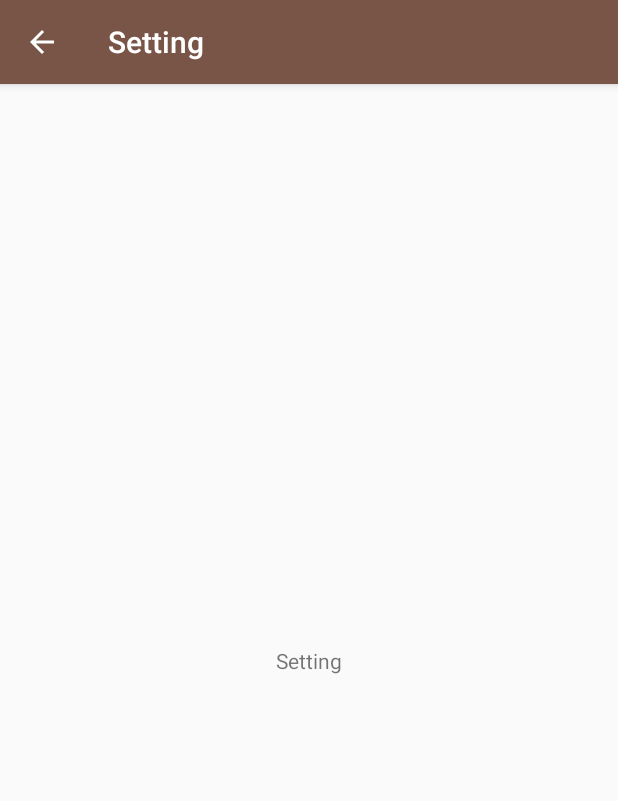
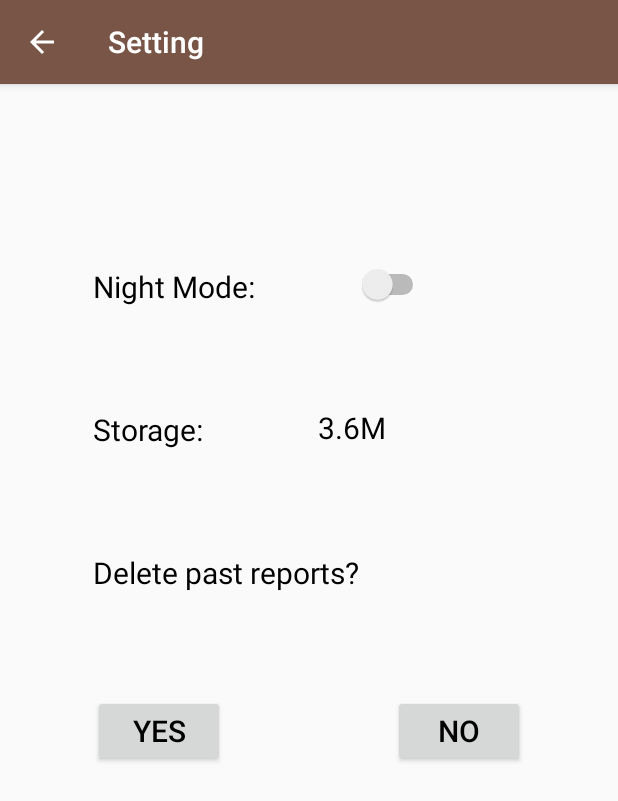
Before and after one commit to Li-X-P/groupProject, an Android app: the SettingActivity screen opened directly, with no data from a screen before it, on a phone screen of 412 x 824 dp. Shown: the top 801 px of the screen. Run offline under Robolectric (Android 15) with nearby library versions, the phone set to English and light mode, and no system bars.

Commit message:
setting 布局完成

```diff
--- a/app/src/main/res/layout/activity_main.xml
+++ b/app/src/main/res/layout/activity_main.xml
@@ -36,8 +36,8 @@
         android:layout_width="wrap_content"
         android:layout_height="match_parent"
         android:background="@color/white"
-        app:itemTextColor="@color/darkgray"
-        app:itemIconTint="@color/darkgray"
+        app:itemTextColor="@color/darkGray"
+        app:itemIconTint="@color/darkGray"
         app:headerLayout="@layout/nav_header_main"
         app:menu="@menu/drawermenu"
         android:layout_gravity ="start">
--- a/app/src/main/res/layout/activity_setting.xml
+++ b/app/src/main/res/layout/activity_setting.xml
@@ -5,14 +5,85 @@
     android:layout_width="match_parent"
     android:layout_height="match_parent"
     tools:context=".SettingActivity">
+
+    <TextView
+        android:id="@+id/tv_nightMode"
+        android:layout_width="wrap_content"
+        android:layout_height="wrap_content"
+        android:layout_marginStart="62dp"
+        android:layout_marginTop="121dp"
+        android:text="@string/nightMode"
+        android:textColor="@color/black"
+        android:textSize="20sp"
+        app:layout_constraintStart_toStartOf="parent"
+        app:layout_constraintTop_toTopOf="parent" />
+
+    <TextView
+        android:id="@+id/tv_storage"
+        android:layout_width="wrap_content"
+        android:layout_height="wrap_content"
+        android:layout_marginStart="62dp"
+        android:layout_marginTop="68dp"
+        android:text="@string/storage"
+        android:textColor="@color/black"
+        android:textSize="20sp"
+        app:layout_constraintStart_toStartOf="parent"
+        app:layout_constraintTop_toBottomOf="@+id/tv_nightMode" />
+
     <TextView
         android:id="@+id/textView5"
         android:layout_width="wrap_content"
         android:layout_height="wrap_content"
-        android:text="Setting"
-        app:layout_constraintBottom_toBottomOf="parent"
+        android:layout_marginStart="76dp"
+        android:layout_marginTop="68dp"
+        android:text="3.6M"
+        android:textColor="@color/black"
+        android:textSize="20sp"
+        app:layout_constraintStart_toEndOf="@+id/tv_storage"
+        app:layout_constraintTop_toBottomOf="@+id/switch_nightMode" />
+
+    <TextView
+        android:id="@+id/textView"
+        android:layout_width="wrap_content"
+        android:layout_height="wrap_content"
+        android:layout_marginStart="62dp"
+        android:layout_marginTop="68dp"
+        android:text="@string/deleteReport"
+        android:textColor="@color/black"
+        android:textSize="20sp"
+        app:layout_constraintStart_toStartOf="parent"
+        app:layout_constraintTop_toBottomOf="@+id/tv_storage" />
+
+    <Switch
+        android:id="@+id/switch_nightMode"
+        android:layout_width="wrap_content"
+        android:layout_height="wrap_content"
+        android:layout_marginStart="68dp"
+        android:layout_marginTop="120dp"
+        app:layout_constraintStart_toEndOf="@+id/tv_nightMode"
+        app:layout_constraintTop_toTopOf="parent" />
+
+    <Button
+        android:id="@+id/button_deleteYes"
+        android:layout_width="wrap_content"
+        android:layout_height="wrap_content"
+        android:layout_marginStart="62dp"
+        android:layout_marginTop="68dp"
+        android:text="@string/yes"
+        android:textColor="@color/black"
+        android:textSize="20sp"
+        app:layout_constraintStart_toStartOf="parent"
+        app:layout_constraintTop_toBottomOf="@+id/textView" />
+
+    <Button
+        android:id="@+id/button_deleteNo"
+        android:layout_width="wrap_content"
+        android:layout_height="wrap_content"
+        android:layout_marginEnd="62dp"
+        android:layout_marginTop="68dp"
+        android:text="@string/no"
+        android:textColor="@color/black"
+        android:textSize="20sp"
         app:layout_constraintEnd_toEndOf="parent"
-        app:layout_constraintHorizontal_bias="0.5"
-        app:layout_constraintStart_toStartOf="parent"
-        app:layout_constraintTop_toTopOf="parent" />
+        app:layout_constraintTop_toBottomOf="@+id/textView" />
 </android.support.constraint.ConstraintLayout>
--- a/app/src/main/res/values/colors.xml
+++ b/app/src/main/res/values/colors.xml
@@ -4,6 +4,6 @@
     <color name="colorPrimaryDark">#5D4037</color>
     <color name="white">#FFFFFF</color>
     <color name="colorAccent">#FF4081</color>
-    <color name="darkgray">#6C6C6C</color>
+    <color name="darkGray">#6C6C6C</color>
     <color name="black">#000000</color>
 </resources>
--- a/app/src/main/res/values/strings.xml
+++ b/app/src/main/res/values/strings.xml
@@ -16,4 +16,9 @@
     <string name="ageWarning">Age cannot be empty</string>
     <string name="heightWarning">Height cannot be empty</string>
     <string name="weightWarning">Weight cannot be empty</string>
+    <string name="nightMode">Night Mode:</string>
+    <string name="storage">Storage:</string>
+    <string name="deleteReport">Delete past reports?</string>
+    <string name="yes">Yes</string>
+    <string name="no">No</string>
 </resources>
```
